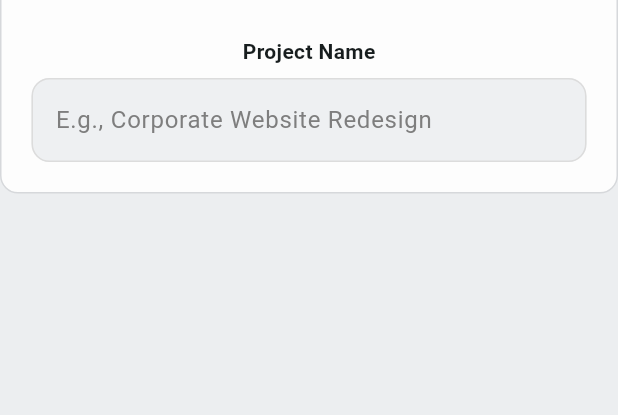
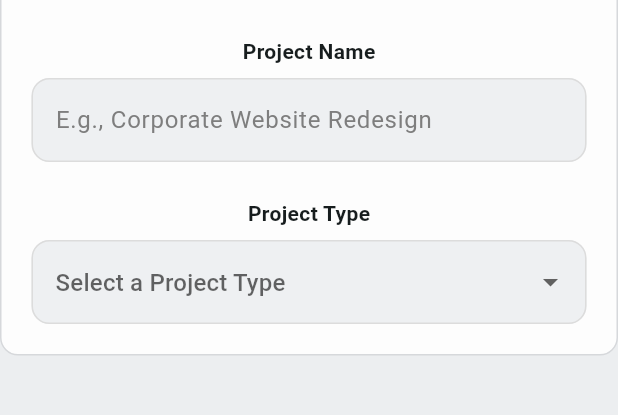
Before and after one commit to omerbanaemh/print_ready_invoice, a Flutter app: the screen it shows after launch, on a phone screen of 412 x 824 dp, the part 297-712 px from its top. Run offline on Flutter 3.47's test engine with Material 3 defaults, Android fonts, the phone set to English and light mode, and no system bars; drawn by our look-alikes of flutter_form_builder; our stand-ins replace form_builder_validators.

Commit message:
add ProjectTypeInput widget

```diff
--- a/lib/features/invoice/presentation/views/project_details.dart
+++ b/lib/features/invoice/presentation/views/project_details.dart
@@ -2,6 +2,7 @@ import 'package:flutter/material.dart';
 import 'package:flutter_form_builder/flutter_form_builder.dart';
 import 'package:print_ready_invoice/core/utils/size_config.dart';
 import 'package:print_ready_invoice/features/invoice/presentation/views/widgets/project_name_input.dart';
+import 'package:print_ready_invoice/features/invoice/presentation/views/widgets/project_type_input.dart';
 
 class ProjectDetails extends StatefulWidget {
   const ProjectDetails({super.key});
@@ -11,11 +12,14 @@ class ProjectDetails extends StatefulWidget {
 }
 
 class _ProjectDetailsState extends State<ProjectDetails> {
+    final _formKey = GlobalKey<FormBuilderState>();
+    final List<String> projectTypes = ['Mobile App', 'Web App', 'Desktop App'];
+
   @override
   Widget build(BuildContext context) {
-      final formKey = GlobalKey<FormBuilderState>();
 
-       return Scaffold(
+
+    return Scaffold(
       backgroundColor: const Color(0xFFECEEF0),
       body: SingleChildScrollView(
         child: Column(
@@ -56,17 +60,13 @@ class _ProjectDetailsState extends State<ProjectDetails> {
                       ),
                       Text('PrintReady Invoice dvsdv ds af fdsa f fdsafds'),
 
-
-
                       FormBuilder(
-                        key: formKey,
+                        key: _formKey,
                         child: Column(
                           crossAxisAlignment: CrossAxisAlignment.start,
                           children: [
-                          ProjectNameInput(),
-
-
-
+                            ProjectNameInput(),
+                            ProjectTypeInput(projectTypes: projectTypes,)
 
 
                           ],
--- /dev/null
+++ b/lib/features/invoice/presentation/views/widgets/project_type_input.dart
@@ -0,0 +1,27 @@
+import 'package:flutter/material.dart';
+import 'package:flutter_form_builder/flutter_form_builder.dart';
+import 'package:form_builder_validators/form_builder_validators.dart';
+import 'package:print_ready_invoice/features/invoice/presentation/views/widgets/custom_input_decoration.dart';
+
+class ProjectTypeInput extends StatelessWidget {
+  const ProjectTypeInput({super.key, required this.projectTypes});
+  final List<String> projectTypes;
+  @override
+  Widget build(BuildContext context) {
+    return Column(
+      children: [
+        SizedBox(height: 24),
+        Text('Project Type', style: TextStyle(fontWeight: FontWeight.bold)),
+        SizedBox(height: 8),
+        FormBuilderDropdown<String>(
+          name: 'project_type',
+          decoration: customInputDecoration(hintText: 'Select a Project Type'),
+          items: projectTypes
+              .map((item) => DropdownMenuItem(value: item, child: Text(item)))
+              .toList(),
+          validator: FormBuilderValidators.required(),
+        ),
+      ],
+    );
+  }
+}
--- a/lib/main.dart
+++ b/lib/main.dart
@@ -1,5 +1,4 @@
 import 'package:flutter/material.dart';
-import 'package:print_ready_invoice/core/utils/size_config.dart';
 import 'package:print_ready_invoice/features/invoice/presentation/views/project_details.dart';
 
 
```
